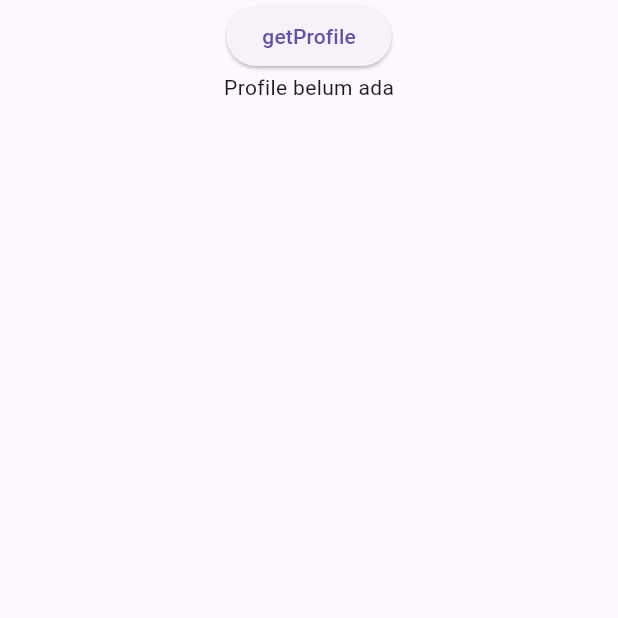
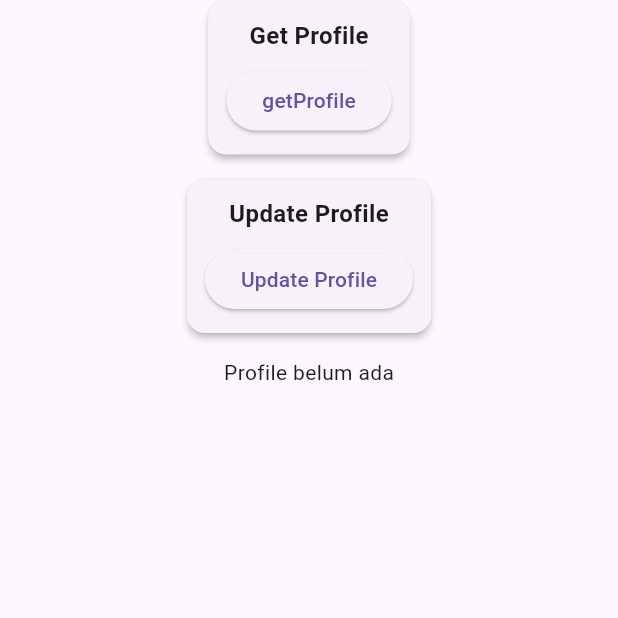
Before and after one commit to aflahrizkyadhafin-tlu/Kelompok-Stardenb-rdenh-rdenbart-Tugas-IPPL, a Flutter app: the ProfileTesting screen opened by its route, on a phone screen of 412 x 824 dp, the top half of it. Run offline on Flutter 3.47's test engine with Material 3 defaults, Android fonts, the light colour scheme and no system bars; our stand-ins replace get, image_picker, supabase_flutter; accounts and stored records are empty.

Commit message:
membuat controller updateProfile

```diff
--- a/lib/models/akun.dart
+++ b/lib/models/akun.dart
@@ -23,13 +23,7 @@ class Akun {
     );
   }
 
-  Map<String, dynamic> toMap(
-    String idAkun,
-    String username,
-    String namaLengkap,
-    String alamat,
-    String fotoProfile,
-  ) {
+  Map<String, dynamic> toMap() {
     Map<String, dynamic> jsonData = {
       "id_akun": idAkun,
       "username": username,
--- a/lib/profile_testing.dart
+++ b/lib/profile_testing.dart
@@ -3,6 +3,7 @@ import 'package:flutter/widgets.dart';
 import 'package:get/get.dart';
 import 'package:setting_api/controllers/akun_controller.dart';
 import 'package:setting_api/controllers/loading_controller.dart';
+import 'package:setting_api/models/akun.dart';
 
 class ProfileTesting extends StatelessWidget {
   const ProfileTesting({super.key});
@@ -12,6 +13,8 @@ class ProfileTesting extends StatelessWidget {
     AkunController akunController = Get.put(AkunController());
     LoadingController loadingController = Get.find();
 
+    Akun updateData = Akun(alamat: "Pangandaran");
+
     return Scaffold(
       body: SafeArea(
         child: Center(
@@ -20,12 +23,64 @@ class ProfileTesting extends StatelessWidget {
                 ? CircularProgressIndicator()
                 : Column(
                     children: [
+                      // ================================
+                      // Get Profile
+                      // ================================
+                      Card(
+                        elevation: 2,
+                        margin: const EdgeInsets.only(bottom: 16),
+                        child: Padding(
+                          padding: const EdgeInsets.all(12.0),
+                          child: Column(
+                            children: [
+                              Text(
+                                "Get Profile",
+                                style: TextStyle(
+                                  fontWeight: FontWeight.bold,
+                                  fontSize: 16,
+                                ),
+                              ),
+                              const SizedBox(height: 8),
                               ElevatedButton(
                                 onPressed: () {
                                   loadingController.show();
                                   akunController.getProfile();
                                 },
                                 child: Text("getProfile"),
+                              ),
+                            ],
+                          ),
+                        ),
+                      ),
+
+                      // ================================
+                      // Update Profile
+                      // ================================
+                      Card(
+                        elevation: 2,
+                        margin: const EdgeInsets.only(bottom: 16),
+                        child: Padding(
+                          padding: const EdgeInsets.all(12.0),
+                          child: Column(
+                            children: [
+                              Text(
+                                "Update Profile",
+                                style: TextStyle(
+                                  fontWeight: FontWeight.bold,
+                                  fontSize: 16,
+                                ),
+                              ),
+                              const SizedBox(height: 8),
+                              ElevatedButton(
+                                onPressed: () {
+                                  loadingController.show();
+                                  akunController.updateProfile(updateData);
+                                },
+                                child: Text("Update Profile"),
+                              ),
+                            ],
+                          ),
+                        ),
                       ),
                       akunController.profileAkun.value != null
                           ? Column(
@@ -36,11 +91,15 @@ class ProfileTesting extends StatelessWidget {
                                 Text(
                                   "username : ${akunController.profileAkun.value!.username}",
                                 ),
+                                Text(
+                                  "alamat : ${akunController.profileAkun.value!.alamat}",
+                                ),
                                 Image.network(
                                   akunController
                                       .profileAkun
                                       .value!
                                       .fotoProfile!,
+                                  width: 200,
                                 ),
                               ],
                             )
```
Also changed, not shown: lib/controllers/akun_controller.dart (+17 -1 lines). Lines whose indentation alone changed are shown as unchanged.
